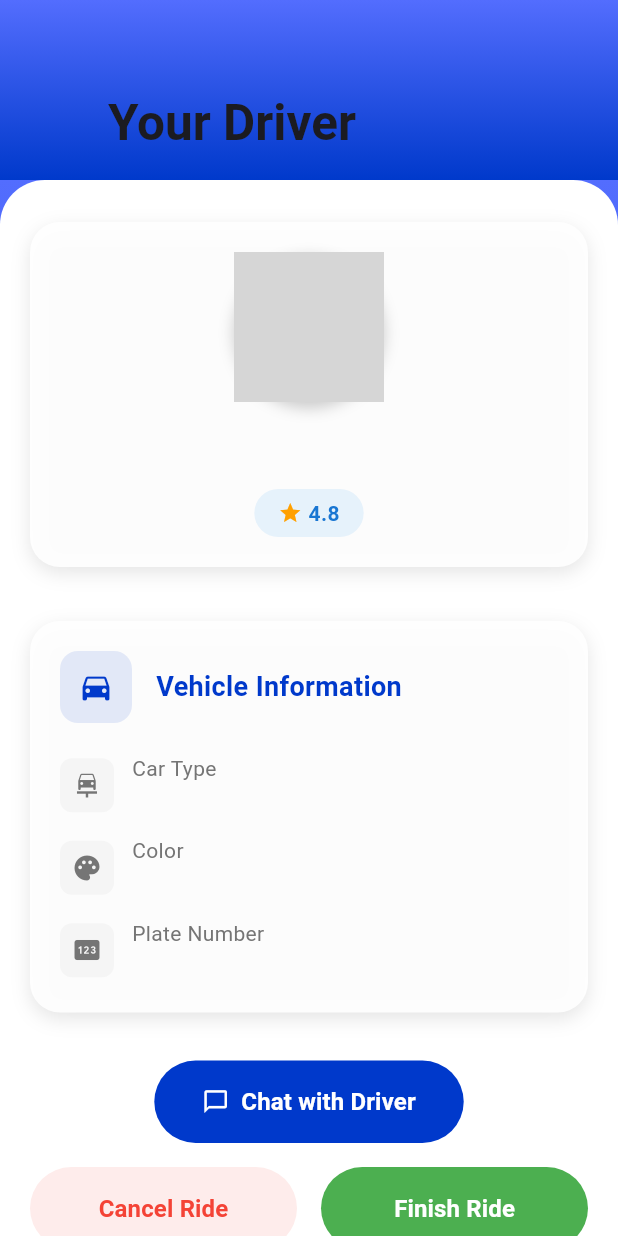
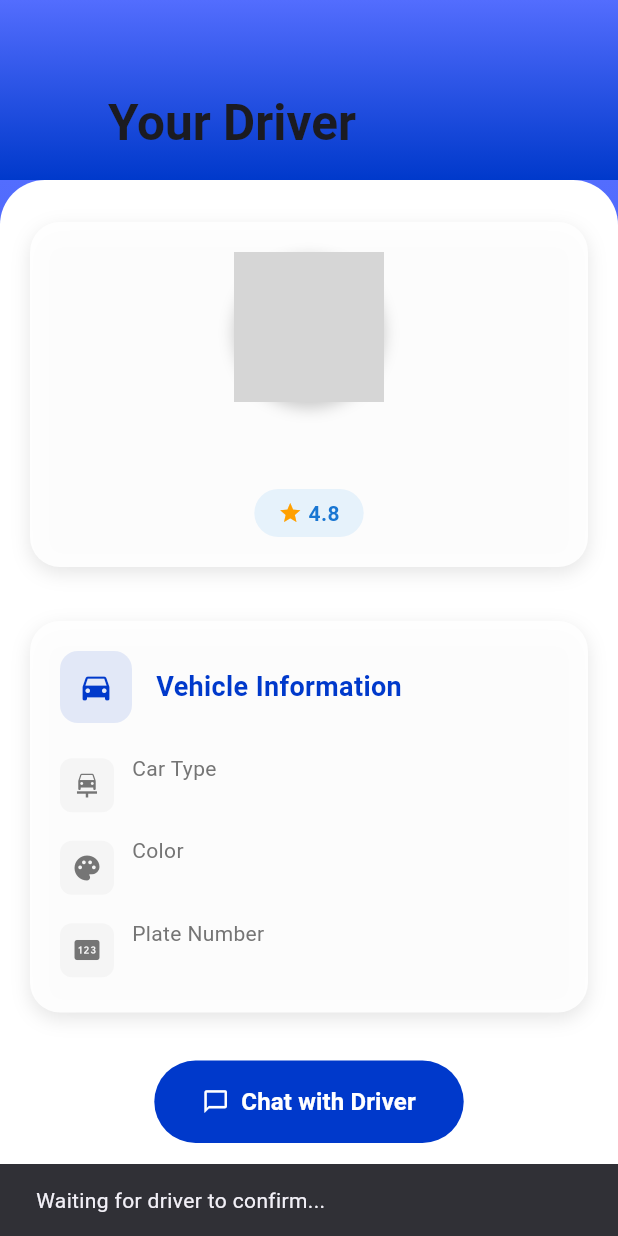
Before and after one commit to Jinghanwong/siswa-ride, a Flutter app: the Bookride4Page screen opened directly with empty values, after a tap on "Finish Ride", on a phone screen of 412 x 824 dp. Run offline on Flutter 3.47's test engine with Material 3 defaults, Android fonts, the phone set to English and light mode, and no system bars; our stand-ins replace cloud_firestore, connectivity_plus, firebase_auth, firebase_core, firebase_database, firebase_storage and 1 more; accounts and stored records are empty; network calls fail; grey boxes are pictures that could not be loaded.

Commit message:
Update bookride4page.dart

```diff
--- a/lib/pages/bookride4page.dart
+++ b/lib/pages/bookride4page.dart
@@ -1,26 +1,33 @@
+import 'dart:async';
 import 'package:flutter/material.dart';
 import 'package:firebase_database/firebase_database.dart';
 import 'package:siswa_ride/driver_info.dart';
+import 'package:siswa_ride/pages/chat_page.dart';
+import 'package:siswa_ride/pages/payment_page.dart';
 
 class Bookride4Page extends StatefulWidget {
   final DriverInfo driverInfo;
   final String bookingId;
+  final String userId;
 
   const Bookride4Page({
     super.key,
     required this.driverInfo,
     required this.bookingId,
+    required this.userId,
   });
 
   @override
   State<Bookride4Page> createState() => _Bookride4PageState();
 }
 
-class _Bookride4PageState extends State<Bookride4Page> with SingleTickerProviderStateMixin {
+class _Bookride4PageState extends State<Bookride4Page>
+    with SingleTickerProviderStateMixin {
   String? _driverPhotoUrl;
   final DatabaseReference dbRef = FirebaseDatabase.instance.ref();
   late AnimationController _controller;
   late Animation<double> _animation;
+  late StreamSubscription<DatabaseEvent> _finishStatusSubscription;
 
   @override
   void initState() {
@@ -36,20 +43,20 @@ class _Bookride4PageState extends State<Bookride4Page> with SingleTickerProvider
       curve: Curves.easeInOut,
     );
     _controller.forward();
+    _setupFinishStatusListener();
   }
 
   @override
   void dispose() {
     _controller.dispose();
+    _finishStatusSubscription.cancel();
     super.dispose();
   }
 
   Future<void> _loadDriverPhoto() async {
     try {
-      DatabaseEvent event = await dbRef
-          .child('users')
-          .child(widget.driverInfo.driverId)
-          .once();
+      DatabaseEvent event =
+          await dbRef.child('users').child(widget.driverInfo.driverId).once();
 
       DataSnapshot snapshot = event.snapshot;
 
@@ -66,10 +73,15 @@ class _Bookride4PageState extends State<Bookride4Page> with SingleTickerProvider
   }
 
   void _listenForArrivalNotification() {
-    dbRef.child('notifications').child(widget.bookingId).onValue.listen((event) {
+    dbRef
+        .child('notifications')
+        .child(widget.bookingId)
+        .onValue
+        .listen((event) {
       DataSnapshot snapshot = event.snapshot;
       if (snapshot.exists && snapshot.value != null) {
-        Map<dynamic, dynamic> notification = snapshot.value as Map<dynamic, dynamic>;
+        Map<dynamic, dynamic> notification =
+            snapshot.value as Map<dynamic, dynamic>;
         if (notification['type'] == 'driver_arrived') {
           _showArrivedMessage(notification['message']);
         }
@@ -104,7 +116,8 @@ class _Bookride4PageState extends State<Bookride4Page> with SingleTickerProvider
           actions: [
             TextButton(
               onPressed: () => Navigator.of(context).pop(),
-              child: const Text('OK', style: TextStyle(color: Color(0xFF0039CB))),
+              child:
+                  const Text('OK', style: TextStyle(color: Color(0xFF0039CB))),
             ),
           ],
         );
@@ -177,7 +190,8 @@ class _Bookride4PageState extends State<Bookride4Page> with SingleTickerProvider
               ),
               const SizedBox(height: 8),
               Container(
-                padding: const EdgeInsets.symmetric(horizontal: 16, vertical: 6),
+                padding:
+                    const EdgeInsets.symmetric(horizontal: 16, vertical: 6),
                 decoration: BoxDecoration(
                   color: Colors.blue.withOpacity(0.1),
                   borderRadius: BorderRadius.circular(20),
@@ -298,13 +312,65 @@ class _Bookride4PageState extends State<Bookride4Page> with SingleTickerProvider
     );
   }
 
+  void _onChatWithDriver() {
+    Navigator.push(
+      context,
+      MaterialPageRoute(
+        builder: (context) => ChatPage(
+          bookingId: widget.bookingId,
+          senderId: widget.driverInfo.driverId,
+          receiverId: widget.driverInfo.driverId,
+        ),
+      ),
+    );
+  }
+
+  void _onFinishRide() {
+    // 更新Firebase中的finish_requested状态
+    DatabaseReference bookingRef = FirebaseDatabase.instance
+        .ref()
+        .child("bookings")
+        .child(widget.userId)
+        .child(widget.bookingId);
+
+    bookingRef.update({
+      "finish_requested": true,
+    }).then((_) {
+      ScaffoldMessenger.of(context).showSnackBar(
+        const SnackBar(content: Text('Waiting for driver to confirm...')),
+      );
+    }).catchError((error) {
+      ScaffoldMessenger.of(context).showSnackBar(
+        SnackBar(content: Text('Failed to request ride finish: $error')),
+      );
+    });
+  }
+
+  void _setupFinishStatusListener() {
+    DatabaseReference bookingRef = FirebaseDatabase.instance
+        .ref()
+        .child("bookings")
+        .child(widget.userId)
+        .child(widget.bookingId);
+
+    _finishStatusSubscription =
+        bookingRef.child('status').onValue.listen((event) {
+      if (event.snapshot.value == 'finished') {
+        // Navigate to PaymentPage
+        Navigator.pushAndRemoveUntil(
+          context,
+          MaterialPageRoute(builder: (context) => const PaymentPage()),
+          (route) => false,
+        );
+      }
+    });
+  }
+
   Widget _buildActionButtons() {
     return Column(
       children: [
         ElevatedButton.icon(
-          onPressed: () {
-            // Chat functionality
-          },
+          onPressed: _onChatWithDriver,
           icon: const Icon(Icons.chat_bubble_outline, color: Colors.white),
           label: const Text(
             "Chat with Driver",
@@ -352,7 +418,7 @@ class _Bookride4PageState extends State<Bookride4Page> with SingleTickerProvider
             Expanded(
               child: ElevatedButton(
                 onPressed: () {
-                  // Finish ride functionality
+                  _onFinishRide();
                 },
                 style: ElevatedButton.styleFrom(
                   backgroundColor: Colors.green,
```
